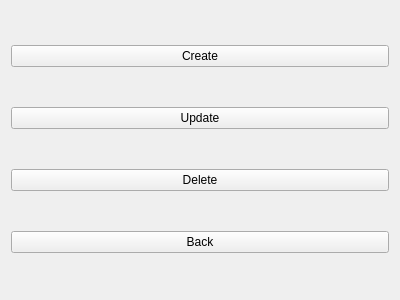
Above: Views/managesquadsview.ui from MehmetHY/MilitaryOutpostManagement-Qt5 before the change. Below: the same form after it.
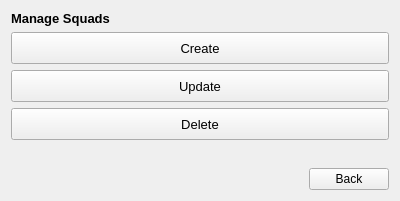
That is the form after the change.

Commit message: rearranged manage squads ui

What changed in the file:
```diff
--- a/Views/managesquadsview.ui
+++ b/Views/managesquadsview.ui
@@ -7,7 +7,7 @@
     <x>0</x>
     <y>0</y>
     <width>400</width>
-    <height>300</height>
+    <height>201</height>
    </rect>
   </property>
   <property name="windowTitle">
@@ -15,32 +15,130 @@
   </property>
   <layout class="QGridLayout" name="gridLayout">
    <item row="0" column="0">
+    <widget class="QLabel" name="label_7">
+     <property name="sizePolicy">
+      <sizepolicy hsizetype="Preferred" vsizetype="Fixed">
+       <horstretch>0</horstretch>
+       <verstretch>0</verstretch>
+      </sizepolicy>
+     </property>
+     <property name="font">
+      <font>
+       <pointsize>10</pointsize>
+       <weight>75</weight>
+       <bold>true</bold>
+      </font>
+     </property>
+     <property name="text">
+      <string>Manage Squads</string>
+     </property>
+     <property name="alignment">
+      <set>Qt::AlignLeading|Qt::AlignLeft|Qt::AlignVCenter</set>
+     </property>
+    </widget>
+   </item>
+   <item row="1" column="0">
     <widget class="QPushButton" name="createButton">
+     <property name="minimumSize">
+      <size>
+       <width>0</width>
+       <height>32</height>
+      </size>
+     </property>
+     <property name="font">
+      <font>
+       <pointsize>10</pointsize>
+      </font>
+     </property>
+     <property name="cursor">
+      <cursorShape>PointingHandCursor</cursorShape>
+     </property>
      <property name="text">
       <string>Create</string>
      </property>
     </widget>
    </item>
-   <item row="1" column="0">
+   <item row="2" column="0">
     <widget class="QPushButton" name="updateButton">
+     <property name="minimumSize">
+      <size>
+       <width>0</width>
+       <height>32</height>
+      </size>
+     </property>
+     <property name="font">
+      <font>
+       <pointsize>10</pointsize>
+      </font>
+     </property>
+     <property name="cursor">
+      <cursorShape>PointingHandCursor</cursorShape>
+     </property>
      <property name="text">
       <string>Update</string>
      </property>
     </widget>
    </item>
-   <item row="2" column="0">
+   <item row="3" column="0">
     <widget class="QPushButton" name="deleteButton">
+     <property name="minimumSize">
+      <size>
+       <width>0</width>
+       <height>32</height>
+      </size>
+     </property>
+     <property name="font">
+      <font>
+       <pointsize>10</pointsize>
+      </font>
+     </property>
+     <property name="cursor">
+      <cursorShape>PointingHandCursor</cursorShape>
+     </property>
      <property name="text">
       <string>Delete</string>
      </property>
     </widget>
    </item>
-   <item row="3" column="0">
-    <widget class="QPushButton" name="backButton">
-     <property name="text">
-      <string>Back</string>
+   <item row="4" column="0">
+    <spacer name="verticalSpacer">
+     <property name="orientation">
+      <enum>Qt::Vertical</enum>
      </property>
-    </widget>
+     <property name="sizeHint" stdset="0">
+      <size>
+       <width>20</width>
+       <height>0</height>
+      </size>
+     </property>
+    </spacer>
+   </item>
+   <item row="5" column="0">
+    <layout class="QHBoxLayout" name="horizontalLayout">
+     <item>
+      <spacer name="horizontalSpacer">
+       <property name="orientation">
+        <enum>Qt::Horizontal</enum>
+       </property>
+       <property name="sizeHint" stdset="0">
+        <size>
+         <width>40</width>
+         <height>20</height>
+        </size>
+       </property>
+      </spacer>
+     </item>
+     <item>
+      <widget class="QPushButton" name="backButton">
+       <property name="cursor">
+        <cursorShape>PointingHandCursor</cursorShape>
+       </property>
+       <property name="text">
+        <string>Back</string>
+       </property>
+      </widget>
+     </item>
+    </layout>
    </item>
   </layout>
  </widget>
```
